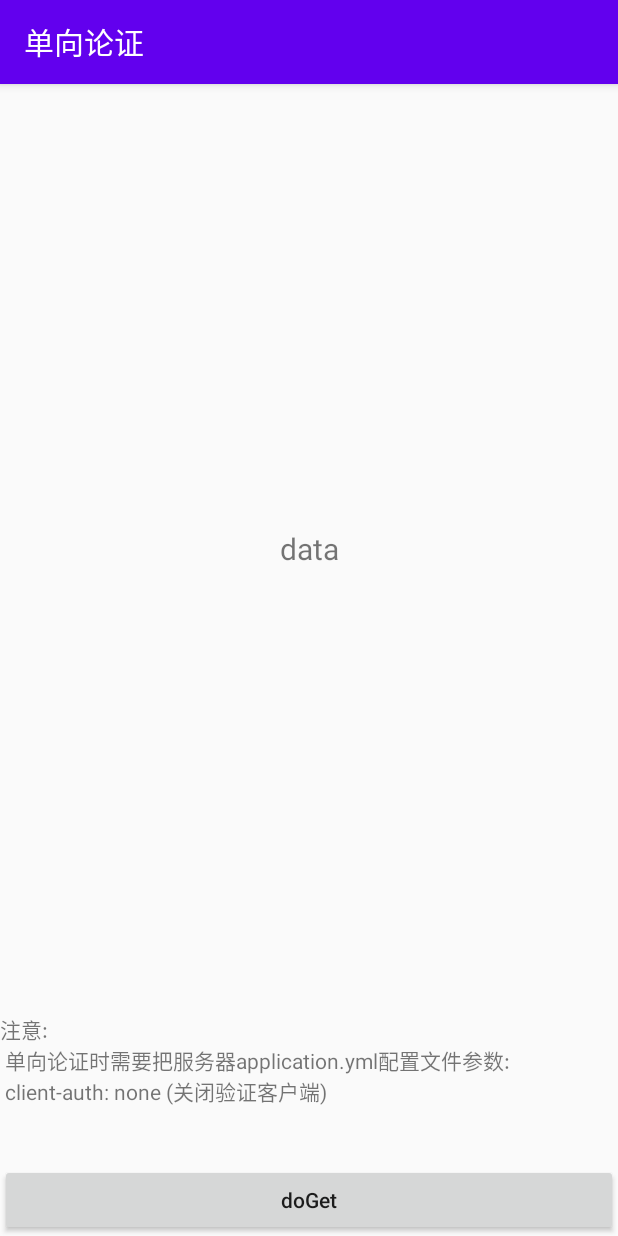
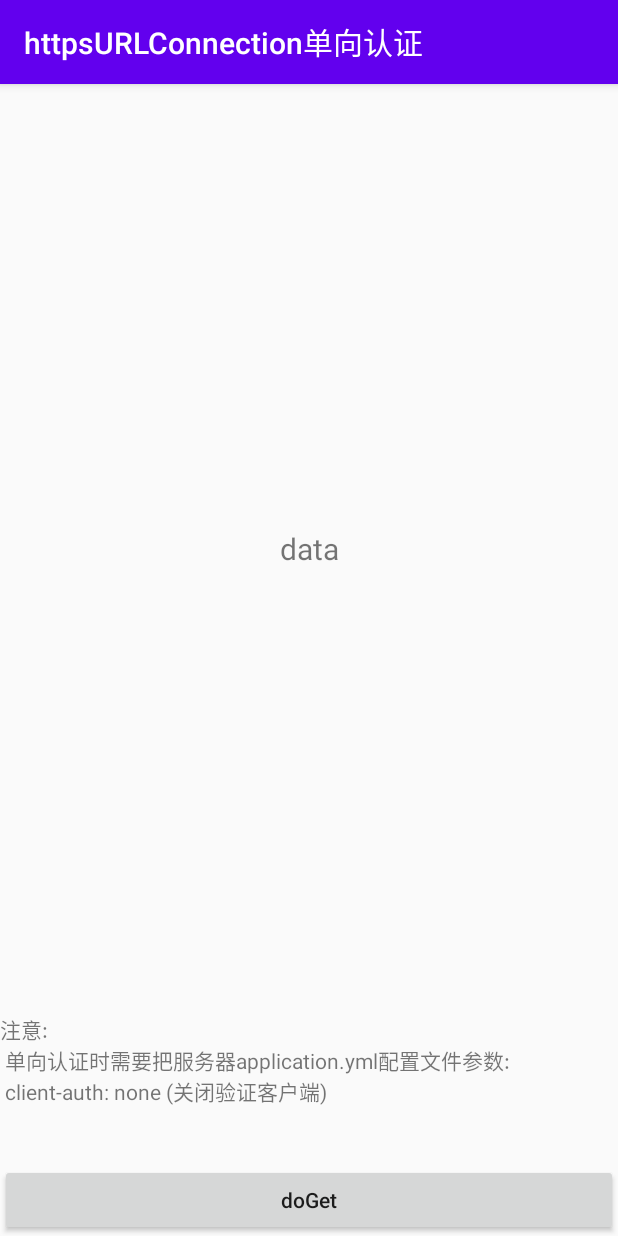
Before and after one commit to kavin-tian/springboot-https, an Android app: the SingleActivity screen opened directly, with no data from a screen before it, on a phone screen of 412 x 824 dp. Run offline under Robolectric (Android 15) with nearby library versions, the phone set to English and light mode, and no system bars; pictures from the network do not load.

```diff
--- a/springboot-https-client/app/src/main/java/com/example/httpsspringboot/okhttp/OkhttpActivity.java
+++ b/springboot-https-client/app/src/main/java/com/example/httpsspringboot/okhttp/OkhttpActivity.java
@@ -43,6 +43,7 @@ public class OkhttpActivity extends AppCompatActivity {
         super.onCreate(savedInstanceState);
         setContentView(R.layout.activity_main);
         tv = findViewById(R.id.data);
+        setTitle("OkHttp框架https双向认证");
     }
 
     private String getUrl = "https://192.168.0.104:8443/get?name=kavin";
--- a/springboot-https-client/app/src/main/java/com/example/httpsspringboot/retrofit/RetrofitActivity.java
+++ b/springboot-https-client/app/src/main/java/com/example/httpsspringboot/retrofit/RetrofitActivity.java
@@ -27,7 +27,7 @@ public class RetrofitActivity extends AppCompatActivity {
             switch (msg.what) {
                 case MSG_WHAT:
                     if (msg.obj == null) {
-                        tv.setText("请求异常");
+                        tv.setText("请求失败");
                     } else {
                         String json = (String) msg.obj;
                         tv.setText(json);
@@ -43,7 +43,7 @@ public class RetrofitActivity extends AppCompatActivity {
         super.onCreate(savedInstanceState);
         setContentView(R.layout.activity_retrofit);
         tv = findViewById(R.id.data);
-        setTitle("Retrofit框架https双向论证");
+        setTitle("Retrofit框架https双向认证");
 
     }
 
--- a/springboot-https-client/app/src/main/java/com/example/httpsspringboot/retrofit/SingleActivity.java
+++ b/springboot-https-client/app/src/main/java/com/example/httpsspringboot/retrofit/SingleActivity.java
@@ -30,7 +30,7 @@ public class SingleActivity extends AppCompatActivity {
     protected void onCreate(Bundle savedInstanceState) {
         super.onCreate(savedInstanceState);
         setContentView(R.layout.activity_single);
-        setTitle("单向论证");
+        setTitle("httpsURLConnection单向认证");
         tv = findViewById(R.id.data);
     }
 
--- a/springboot-https-client/app/src/main/res/layout/activity_retrofit.xml
+++ b/springboot-https-client/app/src/main/res/layout/activity_retrofit.xml
@@ -15,7 +15,7 @@
     <Button
         android:layout_width="match_parent"
         android:layout_height="wrap_content"
-        android:text="单向论证"
+        android:text="单向认证"
         android:onClick="openSingle"
         android:textAllCaps="false" />
 
--- a/springboot-https-client/app/src/main/res/layout/activity_single.xml
+++ b/springboot-https-client/app/src/main/res/layout/activity_single.xml
@@ -16,7 +16,7 @@
     <TextView
         android:layout_width="match_parent"
         android:layout_height="100dp"
-        android:text="注意:\n 单向论证时需要把服务器application.yml配置文件参数:\n client-auth: none (关闭验证客户端)" />
+        android:text="注意:\n 单向认证时需要把服务器application.yml配置文件参数:\n client-auth: none (关闭验证客户端)" />
 
     <Button
         android:layout_width="match_parent"
```
